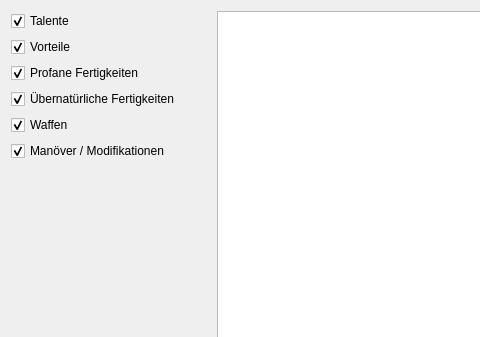
Qt form UI/DatenbankMain.ui (Aeolitus/Sephrasto) before a commit; both pictures show x 0 to 480 and y 0 to 337 of the 600 by 500 pixel window.
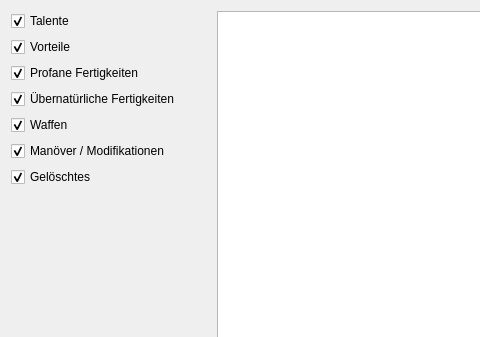
The same form after that commit.

Commit message: Datenbank Edit: Added Filter for removed items.

```diff
--- a/UI/DatenbankMain.ui
+++ b/UI/DatenbankMain.ui
@@ -90,6 +90,16 @@
          </property>
         </widget>
        </item>
+	   <item>
+        <widget class="QCheckBox" name="showDeleted">
+         <property name="text">
+          <string>Gelöschtes</string>
+         </property>
+         <property name="checked">
+          <bool>true</bool>
+         </property>
+        </widget>
+       </item>
        <item>
         <spacer name="verticalSpacer">
          <property name="orientation">
```
The commit also changes 2 other files.
